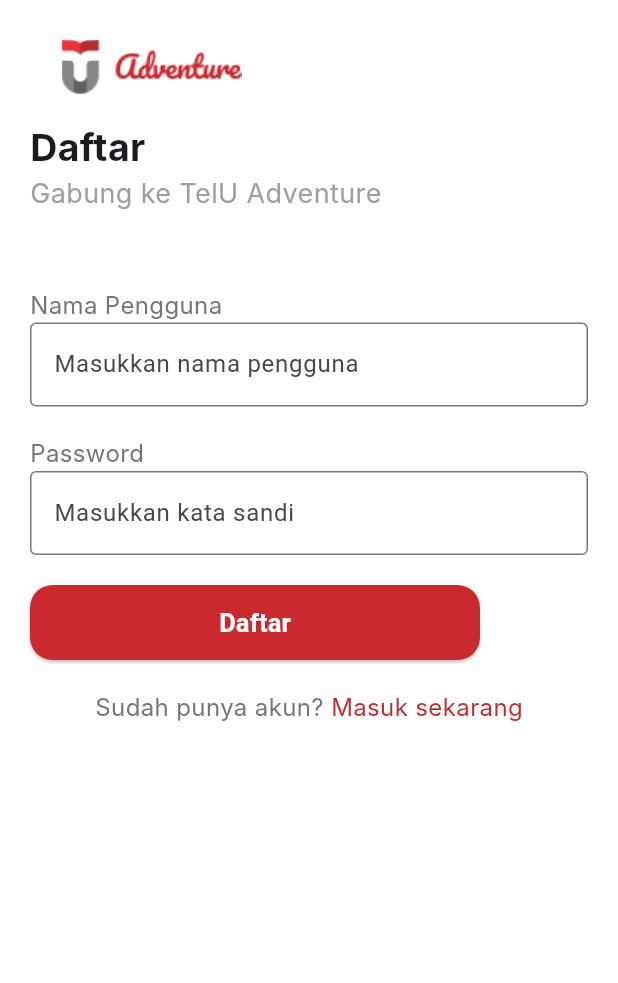
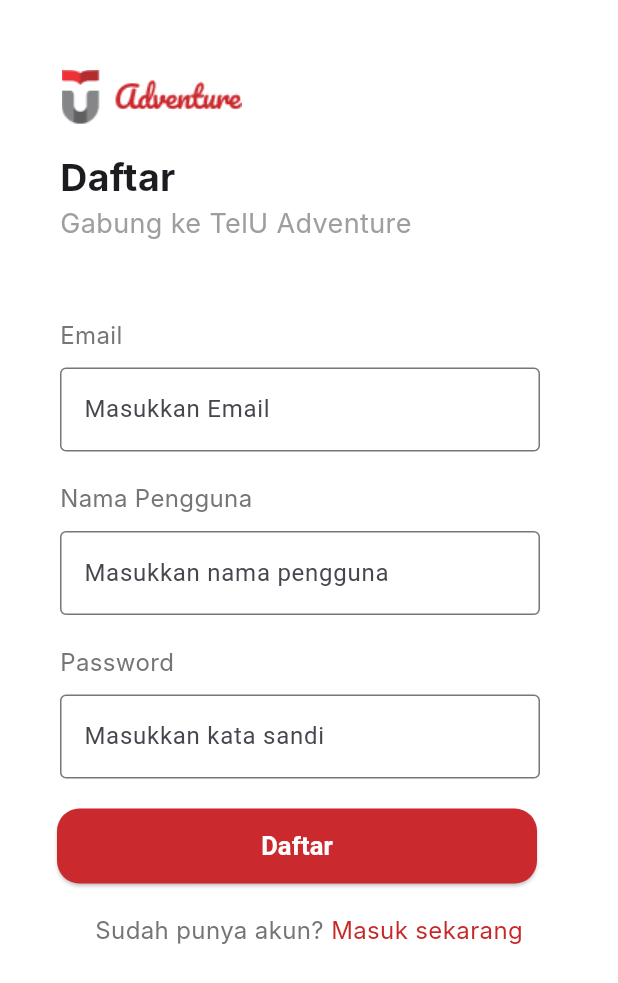
Before and after one commit to medavidrahmadana/TelU-Adventure-Mobile, a Flutter app: the RegisterPage screen opened directly, on a phone screen of 412 x 824 dp. Shown: the top 983 px of the screen. Run offline on Flutter 3.47's test engine with Material 3 defaults, Android fonts, the light colour scheme and no system bars; our stand-ins replace firebase_auth, firebase_core; accounts and stored records are empty; Roboto replaces fonts that are missing (Inter).

Commit message:
fix daftar page

```diff
--- a/telu_adventure/lib/main.dart
+++ b/telu_adventure/lib/main.dart
@@ -3,6 +3,7 @@ import 'package:telu_adventure/page/course_page.dart';
 import 'package:telu_adventure/page/course_vid_page.dart';
 import 'package:telu_adventure/page/lapor_page.dart';
 import 'page/landing_page.dart';
+import 'page/register_page.dart';
 import 'page/start_page.dart';
 import 'package:firebase_core/firebase_core.dart';
 import 'firebase_options.dart';
@@ -35,7 +36,7 @@ class SplashScreen extends StatelessWidget {
     Future.delayed(const Duration(seconds: 3), () {
       Navigator.pushReplacement(
         context,
-        MaterialPageRoute(builder: (context) => const landing_page()),
+        MaterialPageRoute(builder: (context) => lapor_page()),
       );
     });
     return const start();
--- a/telu_adventure/lib/page/register_page.dart
+++ b/telu_adventure/lib/page/register_page.dart
@@ -15,12 +15,17 @@ class RegisterPage extends StatelessWidget {
         child: Column(
           crossAxisAlignment: CrossAxisAlignment.start,
           children: [
-            Image.asset(
+            Padding(
+              padding: const EdgeInsets.only(top: 20.0),
+              child: Image.asset(
                 'assets/img/logo_datar.png',
                 height: 50,
               ),
+            ),
             SizedBox(height: 10),
-            Text(
+            Padding(
+              padding: const EdgeInsets.only(left: 20.0),
+              child: Text(
                 'Daftar',
                 style: TextStyle(
                   fontSize: 25,
@@ -28,7 +33,10 @@ class RegisterPage extends StatelessWidget {
                   fontFamily: 'Inter',
                 ),
               ),
-            Text(
+            ),
+            Padding(
+              padding: const EdgeInsets.only(left: 20.0),
+              child: Text(
                 'Gabung ke TelU Adventure',
                 style: TextStyle(
                   fontSize: 18,
@@ -37,8 +45,36 @@ class RegisterPage extends StatelessWidget {
                   color: Colors.grey[500],
                 ),
               ),
+            ),
             SizedBox(height: 50),
-            Text(
+            Padding(
+              padding: const EdgeInsets.only(left: 20.0),
+              child: Text(
+                'Email',
+                style: TextStyle(
+                  fontSize: 16,
+                  fontWeight: FontWeight.w400,
+                  fontFamily: 'Inter',
+                  color: Colors.grey[600],
+                ),
+              ),
+            ),
+            Padding(
+              padding: const EdgeInsets.only(left: 20.0, top: 10.0),
+              child: SizedBox(
+                width: 320, // Sesuaikan dengan lebar yang diinginkan
+                child: TextField(
+                  controller: usernameController,
+                  decoration: InputDecoration(
+                    labelText: 'Masukkan Email',
+                    border: OutlineInputBorder(),
+                  ),
+                ),
+              ),
+            ),
+            Padding(
+              padding: const EdgeInsets.only(left: 20.0, top: 20),
+              child: Text(
                 'Nama Pengguna',
                 style: TextStyle(
                   fontSize: 16,
@@ -47,15 +83,23 @@ class RegisterPage extends StatelessWidget {
                   color: Colors.grey[600],
                 ),
               ),
-            TextField(
+            ),
+            Padding(
+              padding: const EdgeInsets.only(left: 20.0, top: 10.0),
+              child: SizedBox(
+                width: 320, // Sesuaikan dengan lebar yang diinginkan
+                child: TextField(
                   controller: usernameController,
                   decoration: InputDecoration(
                     labelText: 'Masukkan nama pengguna',
                     border: OutlineInputBorder(),
                   ),
                 ),
-            SizedBox(height: 20),
-            Text(
+              ),
+            ),
+            Padding(
+              padding: const EdgeInsets.only(left: 20.0, top: 20),
+              child: Text(
                 'Password',
                 style: TextStyle(
                   fontSize: 16,
@@ -64,7 +108,12 @@ class RegisterPage extends StatelessWidget {
                   color: Colors.grey[600],
                 ),
               ),
-            TextField(
+            ),
+            SizedBox(
+              width: 340, // Sesuaikan dengan lebar yang diinginkan
+              child: Padding(
+                padding: const EdgeInsets.only(left: 20.0, top: 10.0),
+                child: TextField(
                   controller: passwordController,
                   obscureText: true,
                   decoration: InputDecoration(
@@ -72,8 +121,12 @@ class RegisterPage extends StatelessWidget {
                     border: OutlineInputBorder(),
                   ),
                 ),
+              ),
+            ),
             SizedBox(height: 20),
-            ElevatedButton(
+            Padding(
+              padding: const EdgeInsets.only(left: 18.0),
+              child: ElevatedButton(
                 onPressed: () {
                   _registerWithEmailAndPassword(
                     usernameController.text,
@@ -89,7 +142,7 @@ class RegisterPage extends StatelessWidget {
                       borderRadius: BorderRadius.circular(15),
                     ),
                   ),
-                fixedSize: MaterialStateProperty.all<Size>(Size(300, 50)),
+                  fixedSize: MaterialStateProperty.all<Size>(Size(320, 50)),
                 ),
                 child: Text(
                   'Daftar',
@@ -97,6 +150,7 @@ class RegisterPage extends StatelessWidget {
                     color: Colors.white,
                     fontSize: 17,
                     fontWeight: FontWeight.bold,
+                  ),
                 ),
               ),
             ),
@@ -116,10 +170,8 @@ class RegisterPage extends StatelessWidget {
                 GestureDetector(
                   onTap: () {
                     // Handle navigation to login page
-                    Navigator.push(
-                        context,
-                        MaterialPageRoute(
-                            builder: (context) => LoginPage()));
+                    Navigator.push(context,
+                        MaterialPageRoute(builder: (context) => LoginPage()));
                   },
                   child: Text(
                     'Masuk sekarang',
```
Lines whose indentation alone changed are shown as unchanged.
